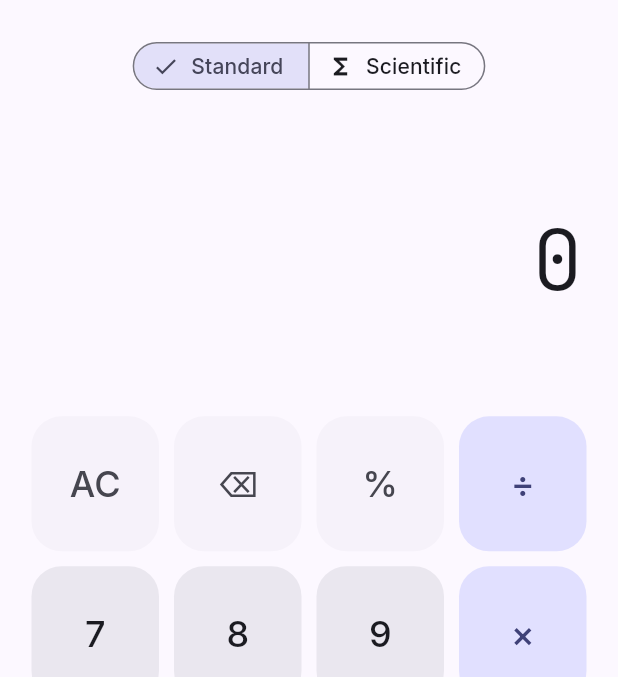
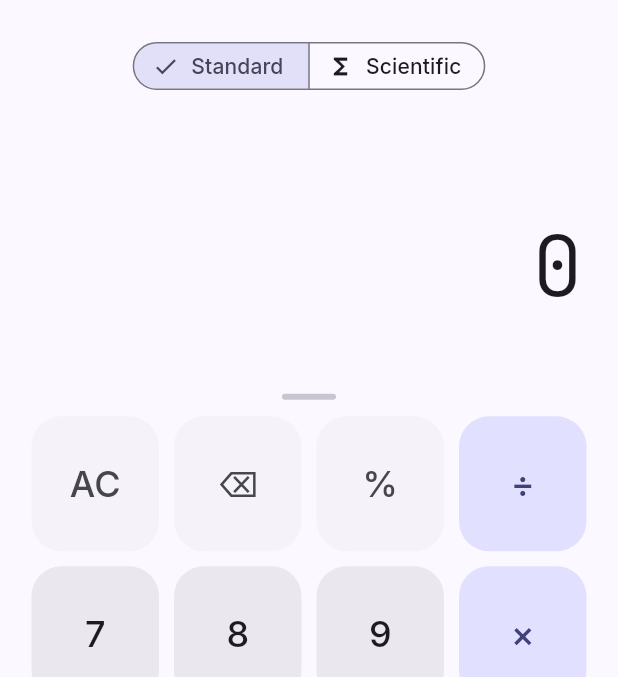
Before and after one commit to AshekinAshik/CalcBook, a Flutter app: the screen it shows after launch, on a phone screen of 412 x 824 dp, the part 60-737 px from its top. Run offline on Flutter 3.47's test engine with Material 3 defaults, Android fonts, the phone set to English and light mode, and no system bars; our stand-ins replace google_fonts, math_expressions, sqflite; accounts and stored records are empty.

Commit message:
Round 2: Performance & dark mode contrast fixes
Optimize performance by replacing broad watch() subscriptions with scoped select() calls in the button grid and main screen, so keypresses no longer force unnecessary rebuilds of the AppBar and all buttons.

Fix dark mode contrast issues by adding explicit onSecondaryContainer/onSurface colors to tiles and chips that previously relied on ambiguous ambient defaults.

Improve UX: active sheet chip is now closable (×), history affordance is a standard drag-handle pill that morphs into a label, sheet-title dialog pre-selects suggested name.

Extract shared DrawerGrabber widget to unify the grab-bar UI across both drawers and the history peek handle.

```diff
--- a/lib/screens/calculator_screen.dart
+++ b/lib/screens/calculator_screen.dart
@@ -9,15 +9,21 @@ import '../widgets/display_panel.dart';
 import '../widgets/sheet_manager_drawer.dart';
 import '../widgets/history_drawer.dart';
 
-/// The primary screen. Redesigned to:
-///  - Never scroll — display + button grid always fit the viewport,
+/// The primary screen:
+///  - Never scrolls — display + button grid always fit the viewport,
 ///    like a standard calculator app.
-///  - Make the Standard/Scientific toggle self-explanatory via a
-///    labeled SegmentedButton instead of an unlabeled switch.
-///  - Keep the Sheets entry point in the AppBar (as a badge icon) so it
-///    never overlaps the button grid.
-///  - Reveal History via a discoverable swipe-up gesture on the display,
-///    with an animated icon reveal, plus a fallback AppBar icon.
+///  - Standard/Scientific toggle is a labeled SegmentedButton, never a
+///    mystery switch.
+///  - Sheets access lives in the AppBar (badge icon), so it never
+///    overlaps the button grid.
+///  - History is revealed via a swipe-up gesture on the display — with
+///    a standard "drag handle + label" affordance instead of a lone,
+///    ambiguous arrow — plus a fallback AppBar icon for discoverability.
+///
+/// Only the AppBar's badge/toggle state is subscribed here via
+/// `context.select`; the display and button grid manage their own
+/// narrower subscriptions, so a keystroke doesn't force this whole
+/// screen (AppBar, SegmentedButton, etc.) to rebuild.
 class CalculatorScreen extends StatefulWidget {
   const CalculatorScreen({super.key});
 
@@ -27,13 +33,13 @@ class CalculatorScreen extends StatefulWidget {
 
 class _CalculatorScreenState extends State<CalculatorScreen> {
   double _dragExtent = 0;
-  static const double _dragThreshold = 70;
+  static const double _dragThreshold = 64;
   bool _historyTriggered = false;
 
   void _onVerticalDragUpdate(DragUpdateDetails details) {
     if (details.delta.dy > 0) return; // only track upward drags
     setState(() {
-      _dragExtent = (_dragExtent - details.delta.dy).clamp(0, 120);
+      _dragExtent = (_dragExtent - details.delta.dy).clamp(0, 100);
     });
   }
 
@@ -49,8 +55,11 @@ class _CalculatorScreenState extends State<CalculatorScreen> {
 
   @override
   Widget build(BuildContext context) {
-    final vm = context.watch<CalculatorProvider>();
     final scheme = Theme.of(context).colorScheme;
+    final sheetsCount =
+        context.select<CalculatorProvider, int>((vm) => vm.sheets.length);
+    final isScientificMode = context
+        .select<CalculatorProvider, bool>((vm) => vm.isScientificMode);
     final dragFraction = (_dragExtent / _dragThreshold).clamp(0.0, 1.0);
 
     return AnnotatedRegion<SystemUiOverlayStyle>(
@@ -70,8 +79,8 @@ class _CalculatorScreenState extends State<CalculatorScreen> {
                 tooltip: 'Calculation Sheets',
                 onPressed: () => SheetManagerDrawer.show(context),
                 icon: Badge(
-                  label: Text('${vm.sheets.length}'),
-                  isLabelVisible: vm.sheets.isNotEmpty,
+                  label: Text('$sheetsCount'),
+                  isLabelVisible: sheetsCount > 0,
                   child: const Icon(Icons.folder_copy_outlined),
                 ),
               ),
@@ -98,10 +107,10 @@ class _CalculatorScreenState extends State<CalculatorScreen> {
                       icon: Icon(Icons.functions, size: 18),
                     ),
                   ],
-                  selected: {vm.isScientificMode},
+                  selected: {isScientificMode},
                   onSelectionChanged: (selection) {
-                    if (selection.first != vm.isScientificMode) {
-                      vm.toggleScientificMode();
+                    if (selection.first != isScientificMode) {
+                      context.read<CalculatorProvider>().toggleScientificMode();
                     }
                   },
                   style: const ButtonStyle(
@@ -111,7 +120,7 @@ class _CalculatorScreenState extends State<CalculatorScreen> {
               ),
 
               // Display area — flexible, and carries the swipe-up
-              // gesture that reveals History with an animated icon.
+              // gesture that reveals History.
               Expanded(
                 flex: 2,
                 child: GestureDetector(
@@ -125,31 +134,9 @@ class _CalculatorScreenState extends State<CalculatorScreen> {
                       Positioned(
                         left: 0,
                         right: 0,
-                        bottom: 4,
+                        bottom: 6,
                         child: IgnorePointer(
-                          child: AnimatedOpacity(
-                            opacity: dragFraction,
-                            duration: const Duration(milliseconds: 80),
-                            child: AnimatedScale(
-                              scale: 0.7 + 0.3 * dragFraction,
-                              duration: const Duration(milliseconds: 80),
-                              child: Column(
-                                mainAxisSize: MainAxisSize.min,
-                                children: [
-                                  Icon(
-                                    Icons.keyboard_arrow_up_rounded,
-                                    color: scheme.primary,
-                                    size: 28,
-                                  ),
-                                  Icon(
-                                    Icons.history,
-                                    color: scheme.primary,
-                                    size: 22,
-                                  ),
-                                ],
-                              ),
-                            ),
-                          ),
+                          child: _HistoryPeekHandle(dragFraction: dragFraction),
                         ),
                       ),
                     ],
@@ -173,3 +160,64 @@ class _CalculatorScreenState extends State<CalculatorScreen> {
     );
   }
 }
+
+/// The swipe-up-for-History affordance shown at the bottom of the
+/// display. At rest it's a small, standard "drag handle" pill — the
+/// same universally-recognized shape used by bottom sheets — which by
+/// itself is a more familiar "there's more here" cue than a lone arrow
+/// icon. As the user drags, it morphs into an explicit label ("History"
+/// + icon) so there's no ambiguity about what's about to open.
+class _HistoryPeekHandle extends StatelessWidget {
+  final double dragFraction;
+  const _HistoryPeekHandle({required this.dragFraction});
+
+  @override
+  Widget build(BuildContext context) {
+    final scheme = Theme.of(context).colorScheme;
+
+    return Column(
+      mainAxisSize: MainAxisSize.min,
+      children: [
+        // Explicit label + icon, fades and slides in only once the user
+        // has committed to the gesture.
+        AnimatedOpacity(
+          opacity: dragFraction,
+          duration: const Duration(milliseconds: 100),
+          child: Padding(
+            padding: const EdgeInsets.only(bottom: 6),
+            child: Row(
+              mainAxisSize: MainAxisSize.min,
+              children: [
+                Icon(Icons.history, size: 16, color: scheme.primary),
+                const SizedBox(width: 4),
+                Text(
+                  'History',
+                  style: TextStyle(
+                    color: scheme.primary,
+                    fontSize: 12,
+                    fontWeight: FontWeight.w600,
+                  ),
+                ),
+              ],
+            ),
+          ),
+        ),
+        // The persistent handle pill — always faintly visible so the
+        // gesture is discoverable even before the user starts dragging.
+        AnimatedContainer(
+          duration: const Duration(milliseconds: 100),
+          width: 36 + (8 * dragFraction),
+          height: 4,
+          decoration: BoxDecoration(
+            color: Color.lerp(
+              scheme.outlineVariant,
+              scheme.primary,
+              dragFraction,
+            ),
+            borderRadius: BorderRadius.circular(4),
+          ),
+        ),
+      ],
+    );
+  }
+}
--- a/lib/widgets/calc_button_grid.dart
+++ b/lib/widgets/calc_button_grid.dart
@@ -15,10 +15,18 @@ class CalcButtonGrid extends StatelessWidget {
 
   @override
   Widget build(BuildContext context) {
-    final vm = context.watch<CalculatorProvider>();
+    // `read` for the instance used by key callbacks (doesn't subscribe —
+    // the provider object itself never changes), `select` for the one
+    // field that should actually trigger a rebuild here. Previously this
+    // used a broad `watch`, which rebuilt all ~25 button widgets on
+    // every single keystroke even though only the Scientific toggle
+    // ever changes what this grid renders.
+    final vm = context.read<CalculatorProvider>();
+    final isScientificMode =
+        context.select<CalculatorProvider, bool>((p) => p.isScientificMode);
 
     final rows = <List<_KeySpec>>[
-      if (vm.isScientificMode) ..._scientificRows(vm),
+      if (isScientificMode) ..._scientificRows(vm),
       ..._standardRows(vm),
     ];
 
--- a/lib/widgets/display_panel.dart
+++ b/lib/widgets/display_panel.dart
@@ -5,7 +5,10 @@ import '../providers/calculator_provider.dart';
 
 /// Shows the live expression trail plus a smaller live-preview result
 /// beneath it, right-aligned in classic calculator style. Also surfaces
-/// a small "active sheet" chip when a saved sheet is currently loaded.
+/// a closable "active sheet" chip when a saved sheet is currently
+/// loaded — tapping the × detaches from the sheet (via
+/// [CalculatorProvider.exitActiveSheet]) without touching the current
+/// expression, returning to plain free-calculation mode.
 class DisplayPanel extends StatelessWidget {
   const DisplayPanel({super.key});
 
@@ -19,7 +22,7 @@ class DisplayPanel extends StatelessWidget {
 
     return Container(
       width: double.infinity,
-      padding: const EdgeInsets.fromLTRB(24, 28, 24, 32),
+      padding: const EdgeInsets.fromLTRB(24, 28, 24, 28),
       child: Column(
         crossAxisAlignment: CrossAxisAlignment.end,
         mainAxisAlignment: MainAxisAlignment.end,
@@ -28,10 +31,28 @@ class DisplayPanel extends StatelessWidget {
             Align(
               alignment: Alignment.centerLeft,
               child: Chip(
-                label: Text(activeSheet.title),
-                avatar: const Icon(Icons.description_outlined, size: 16),
+                label: Text(
+                  activeSheet.title,
+                  // Explicit "on" color for the custom backgroundColor
+                  // below — Chip's default label style doesn't always
+                  // auto-adapt contrast for a manually-set background,
+                  // which is what caused low-contrast text in dark mode.
+                  style: TextStyle(color: scheme.onSecondaryContainer),
+                ),
+                avatar: Icon(
+                  Icons.description_outlined,
+                  size: 16,
+                  color: scheme.onSecondaryContainer,
+                ),
+                deleteIcon: Icon(
+                  Icons.close,
+                  size: 16,
+                  color: scheme.onSecondaryContainer,
+                ),
+                onDeleted: vm.exitActiveSheet,
                 visualDensity: VisualDensity.compact,
                 backgroundColor: scheme.secondaryContainer,
+                side: BorderSide.none,
               ),
             ),
           const SizedBox(height: 14),
@@ -61,17 +82,6 @@ class DisplayPanel extends StatelessWidget {
               ),
             ),
           ),
-          if (vm.history.isNotEmpty) ...[
-            const SizedBox(height: 10),
-            Align(
-              alignment: Alignment.center,
-              child: Icon(
-                Icons.keyboard_arrow_up_rounded,
-                size: 16,
-                color: scheme.outline.withValues(alpha: 0.5),
-              ),
-            ),
-          ],
         ],
       ),
     );
```
Also changed, not shown: lib/providers/calculator_provider.dart (+11 -0 lines), lib/widgets/drawer_grabber.dart (added, +25 -0 lines), lib/widgets/history_drawer.dart (+14 -12 lines), lib/widgets/sheet_manager_drawer.dart (+29 -21 lines), 1 other file.
